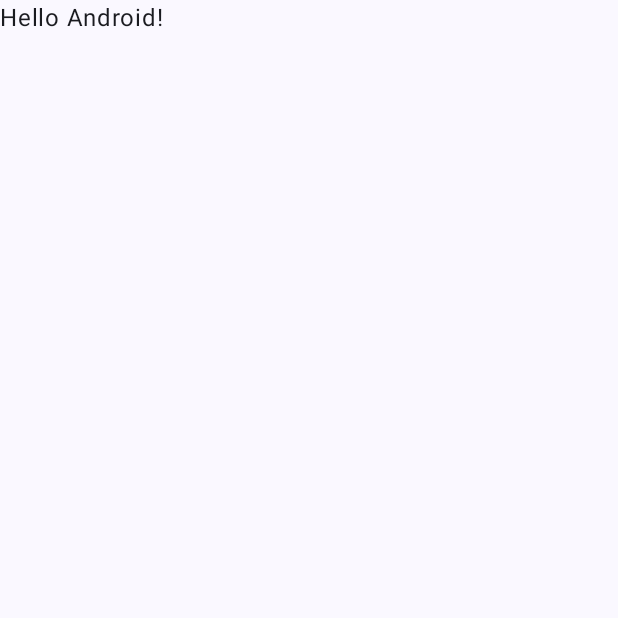
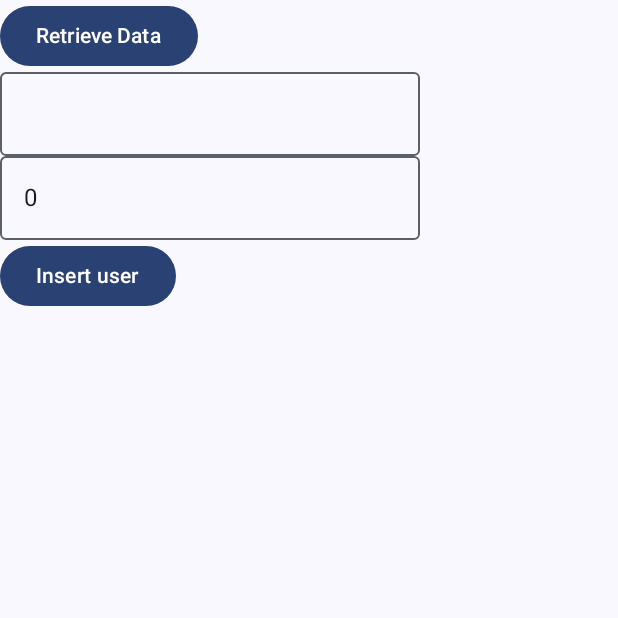
Before and after one commit to MinaFayezN/BM-Internship, an Android app built with Jetpack Compose: the screen it shows after launch (MainActivity), on a phone screen of 412 x 824 dp, the top half of it. Before the commit the part shown is almost empty. Run offline under Robolectric (Android 15) with nearby library versions, the phone set to English and light mode, and no system bars; our stand-ins replace Room's generated code.

Commit message:
Session 16
- Room database

```diff
--- a/app/build.gradle
+++ b/app/build.gradle
@@ -1,6 +1,7 @@
 plugins {
     id 'com.android.application'
     id 'org.jetbrains.kotlin.android'
+    id 'kotlin-kapt'
 }
 
 android {
@@ -64,4 +65,11 @@ dependencies {
     androidTestImplementation 'androidx.compose.ui:ui-test-junit4'
     debugImplementation 'androidx.compose.ui:ui-tooling'
     debugImplementation 'androidx.compose.ui:ui-test-manifest'
+
+    def room_version = "2.5.2"
+
+    implementation "androidx.room:room-runtime:$room_version"
+    annotationProcessor "androidx.room:room-compiler:$room_version"
+
+
 }
--- a/app/src/main/java/dev/mina/internship/MainActivity.kt
+++ b/app/src/main/java/dev/mina/internship/MainActivity.kt
@@ -3,16 +3,29 @@ package dev.mina.internship
 import android.os.Bundle
 import androidx.activity.ComponentActivity
 import androidx.activity.compose.setContent
+import androidx.compose.foundation.layout.Column
 import androidx.compose.foundation.layout.fillMaxSize
+import androidx.compose.material3.Button
+import androidx.compose.material3.ExperimentalMaterial3Api
 import androidx.compose.material3.MaterialTheme
+import androidx.compose.material3.OutlinedTextField
 import androidx.compose.material3.Surface
 import androidx.compose.material3.Text
-import androidx.compose.runtime.Composable
+import androidx.compose.runtime.getValue
+import androidx.compose.runtime.mutableStateOf
+import androidx.compose.runtime.remember
+import androidx.compose.runtime.setValue
 import androidx.compose.ui.Modifier
-import androidx.compose.ui.tooling.preview.Preview
+import androidx.compose.ui.platform.LocalContext
+import androidx.room.Room
+import dev.mina.internship.room.MyDatabase
+import dev.mina.internship.room.User
 import dev.mina.internship.ui.theme.BMInternshipTheme
+import kotlin.random.Random
 
 class MainActivity : ComponentActivity() {
+
+    @OptIn(ExperimentalMaterial3Api::class)
     override fun onCreate(savedInstanceState: Bundle?) {
         super.onCreate(savedInstanceState)
         setContent {
@@ -22,25 +35,54 @@ class MainActivity : ComponentActivity() {
                     modifier = Modifier.fillMaxSize(),
                     color = MaterialTheme.colorScheme.background
                 ) {
-                    Greeting("Android")
+
+
+                    val context = LocalContext.current
+                    val database = Room.databaseBuilder(
+                        context,
+                        MyDatabase::class.java,
+                        "MyDatabase"
+                    ).allowMainThreadQueries().build()
+                    val userDao = database.userDao()
+
+
+                    var data by remember { mutableStateOf("") }
+                    var username by remember { mutableStateOf("") }
+                    var age by remember { mutableStateOf(0) }
+
+
+
+
+                    Column(modifier = Modifier.fillMaxSize()) {
+                        Button(onClick = {
+                            data = userDao.getALlUsers().joinToString(separator = "\n")
+                        }) {
+                            Text(text = "Retrieve Data")
+                        }
+
+
+                        OutlinedTextField(value = username, onValueChange = { username = it })
+                        OutlinedTextField(
+                            value = age.toString(),
+                            onValueChange = { age = it.toInt() })
+                        Button(onClick = {
+                            val user = User(name = username, age = age)
+                            val list = mutableListOf<User>()
+                            repeat(5) {
+                                userDao.addUser(user =User(name = "List name $it", age = Random.nextInt()))
+//                                userDao.addUser(user = user)
+                            }
+//                            userDao.addUserList(list)
+                            userDao.addUser(user = user)
+
+                        }) {
+                            Text(text = "Insert user")
+                        }
+                        Text(text = data)
+                    }
+
                 }
             }
         }
     }
 }
-
-@Composable
-fun Greeting(name: String, modifier: Modifier = Modifier) {
-    Text(
-        text = "Hello $name!",
-        modifier = modifier
-    )
-}
-
-@Preview(showBackground = true)
-@Composable
-fun GreetingPreview() {
-    BMInternshipTheme {
-        Greeting("Android")
-    }
-}
--- /dev/null
+++ b/app/src/main/java/dev/mina/internship/room/MyDatabase.kt
@@ -0,0 +1,9 @@
+package dev.mina.internship.room
+
+import androidx.room.Database
+import androidx.room.RoomDatabase
+
+@Database(entities = [User::class], version = 1)
+abstract class MyDatabase : RoomDatabase() {
+    abstract fun userDao(): UserDao
+}
--- /dev/null
+++ b/app/src/main/java/dev/mina/internship/room/User.kt
@@ -0,0 +1,12 @@
+package dev.mina.internship.room
+
+import androidx.room.Entity
+import androidx.room.PrimaryKey
+
+@Entity(tableName = "Users_table")
+data class User(
+    @PrimaryKey(autoGenerate = true)
+    val id: Int = 0,
+    val name: String,
+    val age: Int,
+)
--- /dev/null
+++ b/app/src/main/java/dev/mina/internship/room/UserDao.kt
@@ -0,0 +1,43 @@
+package dev.mina.internship.room
+
+import androidx.room.Dao
+import androidx.room.Delete
+import androidx.room.Insert
+import androidx.room.OnConflictStrategy
+import androidx.room.Query
+import androidx.room.Update
+
+@Dao
+interface UserDao {
+
+    @Query("SELECT * FROM Users_table")
+    fun getALlUsers(): List<User>
+
+    @Query("SELECT * FROM Users_table WHERE id = :id")
+    fun getUserByID(id: Int): User
+
+    @Query("SELECT * FROM Users_table WHERE age < :minAge")
+    fun getUserByMinimumAge(minAge: Int): List<User>
+
+    @Insert
+    fun addUser(user: User)
+
+    @Insert
+    fun addUserList(users: List<User>)
+
+    @Update
+    fun updateUser(user: User)
+
+    @Query("UPDATE Users_table SET age = :age , name = :name WHERE id =:id ")
+    fun updateUserManually(id: Int, name: String, age: Int)
+
+    @Query("UPDATE Users_table SET age = :age WHERE name = :name")
+    fun updateUserByName(name: String, age: Int)
+
+    @Delete
+    fun deleteUser(user: User)
+
+    @Query("DELETE FROM Users_table WHERE name =:name ")
+    fun deleteUserManually(name: String)
+
+}
```
